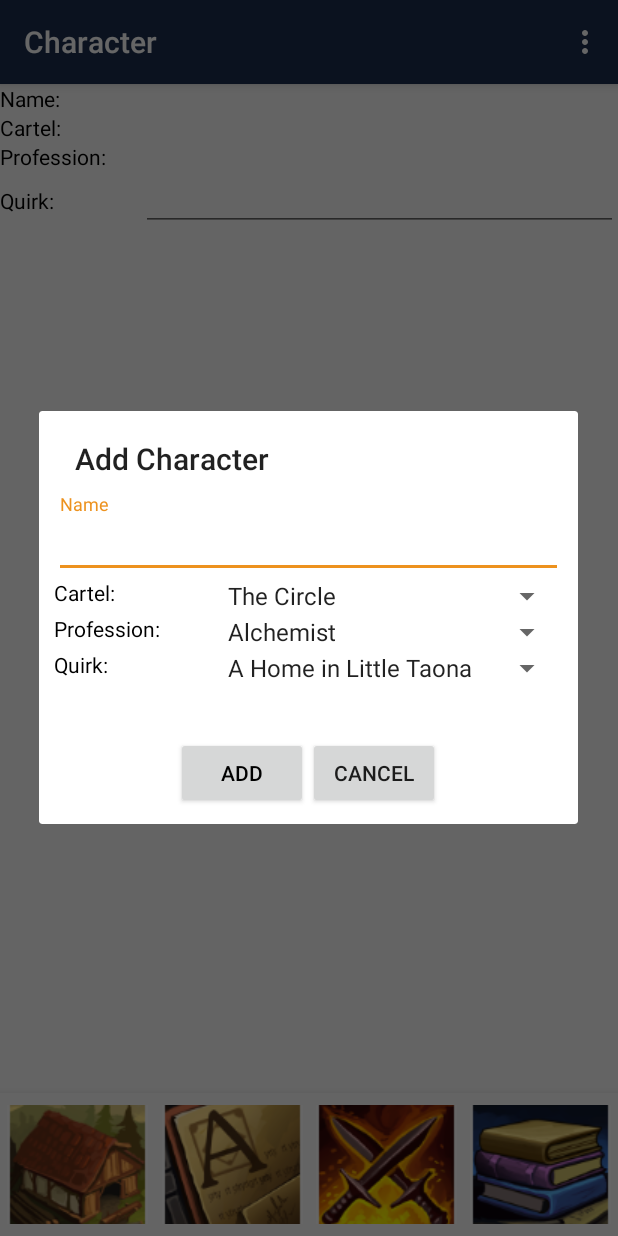
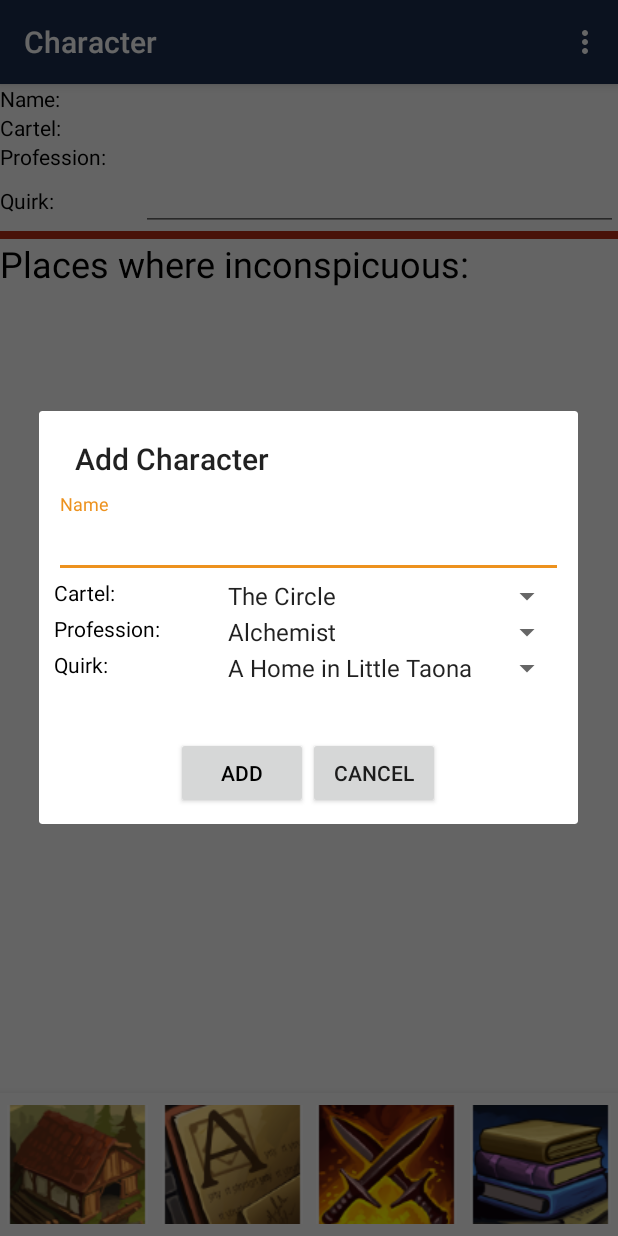
Before and after one commit to ikarian7/FinalApp, an Android app: the screen it shows after launch (MainActivity), in the options menu, after a tap on "New Character", on a phone screen of 412 x 824 dp. Run offline under Robolectric (Android 15) with nearby library versions, the phone set to English and light mode, and no system bars; our stand-ins replace Room's generated code, navigation-ui; 1 statement that could not run was skipped.

Commit message:
Data added for places inconspicuous

```diff
--- a/FinalApp/app/src/main/java/com/example/finalapp/database/DCODatabase.kt
+++ b/FinalApp/app/src/main/java/com/example/finalapp/database/DCODatabase.kt
@@ -29,7 +29,7 @@ abstract class DCODatabase : RoomDatabase() {
                                 super.onCreate(db)
                                 INSTANCE?.let { database ->
                                     CoroutineScope(Dispatchers.IO).launch {
-                                        database.dcoCharacterDAO().insertCharacter(DCOCharacter(true, "Iris", "The circle", "Brawler", "is lief"))
+                                        database.dcoCharacterDAO().insertCharacter(DCOCharacter(true, "Iris", "The circle", "Brawler", "is lief", "blabla"))
                                     }
                                 }
                             }
--- a/FinalApp/app/src/main/java/com/example/finalapp/model/DCOCharacter.kt
+++ b/FinalApp/app/src/main/java/com/example/finalapp/model/DCOCharacter.kt
@@ -22,6 +22,9 @@ data class DCOCharacter (
     @ColumnInfo(name = "quirk")
     var quirk: String,
 
+    @ColumnInfo(name = "inconplaces")
+    var inconPlaces: String,
+
     @PrimaryKey(autoGenerate = true)
     @ColumnInfo(name = "id")
     var id: Long? = null
--- a/FinalApp/app/src/main/java/com/example/finalapp/ui/MainActivity.kt
+++ b/FinalApp/app/src/main/java/com/example/finalapp/ui/MainActivity.kt
@@ -91,11 +91,18 @@ class MainActivity : AppCompatActivity() {
         mDialogView.dialogAddBtn.setOnClickListener{
 
             Log.d("spinnertest", cartspinner.selectedItem.toString())
-
-
+            var placesIncon ="blabla"
+            if(cartspinner.selectedItem.toString() == "The Circle"){
+                placesIncon = this.getString(R.string.CircleInconPlaces)
+            }
+            else{
+                placesIncon = this.getString(R.string.FamilyInconPlaces)
+            }
+            Log.d("placeIncon", placesIncon)
             val newCharacter: DCOCharacter = DCOCharacter(false, nameInputField.text.toString(), cartspinner.selectedItem.toString(),
                 profspinner.selectedItem.toString(),
-                quispinner.selectedItem.toString())
+                quispinner.selectedItem.toString(),
+                placesIncon)
             mainViewModel.addDcoCharacter(newCharacter)
 
             mAlertDialog.dismiss()
--- a/FinalApp/app/src/main/java/com/example/finalapp/ui/home/HomeFragment.kt
+++ b/FinalApp/app/src/main/java/com/example/finalapp/ui/home/HomeFragment.kt
@@ -44,6 +44,7 @@ class HomeFragment : Fragment() {
                 tvCartelText.text = currentChara.cartel
                 tvProfessionText.text = currentChara.profession
                 etQuirkText.setText(currentChara.quirk)
+                tvPlacesIncon.text = currentChara.inconPlaces
             }
         })
 
--- a/FinalApp/app/src/main/res/layout/fragment_home.xml
+++ b/FinalApp/app/src/main/res/layout/fragment_home.xml
@@ -90,6 +90,7 @@
             </LinearLayout>
 
             <LinearLayout
+                android:id="@+id/linearLayout"
                 android:layout_width="match_parent"
                 android:layout_height="wrap_content"
                 android:layout_weight="0"
@@ -121,6 +122,32 @@
 
             </LinearLayout>
 
+            <View
+                android:id="@+id/divider"
+                android:layout_width="match_parent"
+                android:layout_height="5dp"
+                android:background="@color/colorPrimaryDark"
+                app:layout_constraintEnd_toEndOf="parent"
+                app:layout_constraintStart_toStartOf="parent"
+                app:layout_constraintTop_toBottomOf="@+id/linearLayout" />
+
+            <TextView
+                android:id="@+id/tvTitle"
+                android:layout_width="match_parent"
+                android:layout_height="wrap_content"
+                android:layout_weight="0"
+                android:text="@string/inconPlace"
+                android:textColor="#000000"
+                android:textSize="24sp" />
+
+            <TextView
+                android:id="@+id/tvPlacesIncon"
+                android:layout_width="match_parent"
+                android:layout_height="wrap_content"
+                android:layout_weight="0"
+                android:textColor="#000000" />
+
         </LinearLayout>
     </LinearLayout>
+
 </androidx.constraintlayout.widget.ConstraintLayout>
--- /dev/null
+++ b/FinalApp/app/src/main/res/layout/splashscreen.xml
@@ -0,0 +1,6 @@
+<?xml version="1.0" encoding="utf-8"?>
+<androidx.constraintlayout.widget.ConstraintLayout
+    xmlns:android="http://schemas.android.com/apk/res/android" android:layout_width="match_parent"
+    android:layout_height="match_parent">
+
+</androidx.constraintlayout.widget.ConstraintLayout>
--- a/FinalApp/app/src/main/res/values/strings.xml
+++ b/FinalApp/app/src/main/res/values/strings.xml
@@ -17,107 +17,111 @@
     <string name="error">This does not work!</string>
     <string name="Charactername">Name: </string>
     <string name="editedText">Edited</string>
+    <string name="Incon">Inconspicuous</string>
+    <string name="inconPlace">"Places where inconspicuous: "</string>
     <string-array name="Cartelnames">
         <item>The Circle</item>
         <item>The Family</item>
-        <item>The Forgotten</item>
-        <item>The Gravediggers</item>
-        <item>The Mummers</item>
-        <item>Red Lotus Society</item>
-        <item>The Vespers</item>
-        <item>Wardens of the night</item>
-        <item>The Church</item>
-        <item>The Hanged</item>
-        <item>Independent</item>
+<!--        <item>The Forgotten</item>-->
+<!--        <item>The Gravediggers</item>-->
+<!--        <item>The Mummers</item>-->
+<!--        <item>Red Lotus Society</item>-->
+<!--        <item>The Vespers</item>-->
+<!--        <item>Wardens of the night</item>-->
+<!--        <item>The Church</item>-->
+<!--        <item>The Hanged</item>-->
+<!--        <item>Independent</item>-->
     </string-array>
     <string-array name="Professionnames">
         <item>Alchemist</item>
         <item>Assassin</item>
-        <item>Basher</item>
-        <item>Boss</item>
-        <item>Brawler</item>
-        <item>Cleaner</item>
-        <item>Dabbler</item>
-        <item>Fixer</item>
-        <item>Grifter</item>
-        <item>Mastermind</item>
-        <item>Mole</item>
-        <item>Poisoner</item>
-        <item>Runner</item>
-        <item>Sharpshooter</item>
-        <item>Thief</item>
-        <item>Trainer</item>
-        <item>Beguiler</item>
-        <item>Dragon</item>
-        <item>Fortune teller</item>
-        <item>Hexer</item>
-        <item>Magus</item>
-        <item>Masquerader</item>
-        <item>Pallbearer</item>
-        <item>Wyr</item>
-        <item>Specter</item>
-        <item>Traveler</item>
+<!--        <item>Basher</item>-->
+<!--        <item>Boss</item>-->
+<!--        <item>Brawler</item>-->
+<!--        <item>Cleaner</item>-->
+<!--        <item>Dabbler</item>-->
+<!--        <item>Fixer</item>-->
+<!--        <item>Grifter</item>-->
+<!--        <item>Mastermind</item>-->
+<!--        <item>Mole</item>-->
+<!--        <item>Poisoner</item>-->
+<!--        <item>Runner</item>-->
+<!--        <item>Sharpshooter</item>-->
+<!--        <item>Thief</item>-->
+<!--        <item>Trainer</item>-->
+<!--        <item>Beguiler</item>-->
+<!--        <item>Dragon</item>-->
+<!--        <item>Fortune teller</item>-->
+<!--        <item>Hexer</item>-->
+<!--        <item>Magus</item>-->
+<!--        <item>Masquerader</item>-->
+<!--        <item>Pallbearer</item>-->
+<!--        <item>Wyr</item>-->
+<!--        <item>Specter</item>-->
+<!--        <item>Traveler</item>-->
     </string-array>
     <string-array name="Quirknames">
         <item>A Home in Little Taona</item>
         <item>Animal Whisperer</item>
-        <item>Artisan</item>
-        <item>Aura Reader</item>
-        <item>Card Sharp</item>
-        <item>Chosen of the Black Council</item>
-        <item>Chromaturgy</item>
-        <item>Disgraced Watch Officer</item>
-        <item>Diviner’s Ear</item>
-        <item>Dizzying Intellect</item>
-        <item>Dockworker</item>
-        <item>Elderlander</item>
-        <item>Escaped Final Vows</item>
-        <item>Everyman</item>
-        <item>Ex-Blooded</item>
-        <item>Ex-Con</item>
-        <item>Eye for Art</item>
-        <item>Failed Apprentice</item>
-        <item>Family Ties</item>
-        <item>Fascination with the Occult</item>
-        <item>Former Soldier</item>
-        <item>Fresh-Faced</item>
-        <item>Friendly Rival</item>
-        <item>Gossip Monger</item>
-        <item>Indebted</item>
-        <item>Iron Guts</item>
-        <item>Labor Camp Refugee</item>
-        <item>Legacy</item>
-        <item>Loan Shark</item>
-        <item>Looking to Get Out</item>
-        <item>Lucky Charm</item>
-        <item>Master Artist</item>
-        <item>Master Chef</item>
-        <item>Master Musician</item>
-        <item>Memories of a Past Life</item>
-        <item>Mentor</item>
-        <item>Object Reader</item>
-        <item>Old Flame</item>
-        <item>Orphaned Scion</item>
-        <item>Pet</item>
-        <item>Physicker</item>
-        <item>Privateer</item>
-        <item>Reader</item>
-        <item>Scribe-Perfect Memory</item>
-        <item>Shifted Allegiances</item>
-        <item>Sibling in the crew</item>
-        <item>Signature Weapon</item>
-        <item>Slum Lord</item>
-        <item>Society School Training</item>
-        <item>Stage Magician</item>
-        <item>Street Hustler</item>
-        <item>Stunning</item>
-        <item>Taonan</item>
-        <item>Tinker</item>
-        <item>Trading Company Job</item>
-        <item>Twins</item>
-        <item>Unnatural Healing</item>
-        <item>Vladich</item>
-        <item>Watcher in the Dark</item>
-        <item>Wraith Survivor</item>
+<!--        <item>Artisan</item>-->
+<!--        <item>Aura Reader</item>-->
+<!--        <item>Card Sharp</item>-->
+<!--        <item>Chosen of the Black Council</item>-->
+<!--        <item>Chromaturgy</item>-->
+<!--        <item>Disgraced Watch Officer</item>-->
+<!--        <item>Diviner’s Ear</item>-->
+<!--        <item>Dizzying Intellect</item>-->
+<!--        <item>Dockworker</item>-->
+<!--        <item>Elderlander</item>-->
+<!--        <item>Escaped Final Vows</item>-->
+<!--        <item>Everyman</item>-->
+<!--        <item>Ex-Blooded</item>-->
+<!--        <item>Ex-Con</item>-->
+<!--        <item>Eye for Art</item>-->
+<!--        <item>Failed Apprentice</item>-->
+<!--        <item>Family Ties</item>-->
+<!--        <item>Fascination with the Occult</item>-->
+<!--        <item>Former Soldier</item>-->
+<!--        <item>Fresh-Faced</item>-->
+<!--        <item>Friendly Rival</item>-->
+<!--        <item>Gossip Monger</item>-->
+<!--        <item>Indebted</item>-->
+<!--        <item>Iron Guts</item>-->
+<!--        <item>Labor Camp Refugee</item>-->
+<!--        <item>Legacy</item>-->
+<!--        <item>Loan Shark</item>-->
+<!--        <item>Looking to Get Out</item>-->
+<!--        <item>Lucky Charm</item>-->
+<!--        <item>Master Artist</item>-->
+<!--        <item>Master Chef</item>-->
+<!--        <item>Master Musician</item>-->
+<!--        <item>Memories of a Past Life</item>-->
+<!--        <item>Mentor</item>-->
+<!--        <item>Object Reader</item>-->
+<!--        <item>Old Flame</item>-->
+<!--        <item>Orphaned Scion</item>-->
+<!--        <item>Pet</item>-->
+<!--        <item>Physicker</item>-->
+<!--        <item>Privateer</item>-->
+<!--        <item>Reader</item>-->
+<!--        <item>Scribe-Perfect Memory</item>-->
+<!--        <item>Shifted Allegiances</item>-->
+<!--        <item>Sibling in the crew</item>-->
+<!--        <item>Signature Weapon</item>-->
+<!--        <item>Slum Lord</item>-->
+<!--        <item>Society School Training</item>-->
+<!--        <item>Stage Magician</item>-->
+<!--        <item>Street Hustler</item>-->
+<!--        <item>Stunning</item>-->
+<!--        <item>Taonan</item>-->
+<!--        <item>Tinker</item>-->
+<!--        <item>Trading Company Job</item>-->
+<!--        <item>Twins</item>-->
+<!--        <item>Unnatural Healing</item>-->
+<!--        <item>Vladich</item>-->
+<!--        <item>Watcher in the Dark</item>-->
+<!--        <item>Wraith Survivor</item>-->
     </string-array>
+    <string name="CircleInconPlaces">Little Taonan\nMerchant district\nNoble district</string>
+    <string name="FamilyInconPlaces">Little Taona\nThe dock\nThe slums</string>
 </resources>
```
